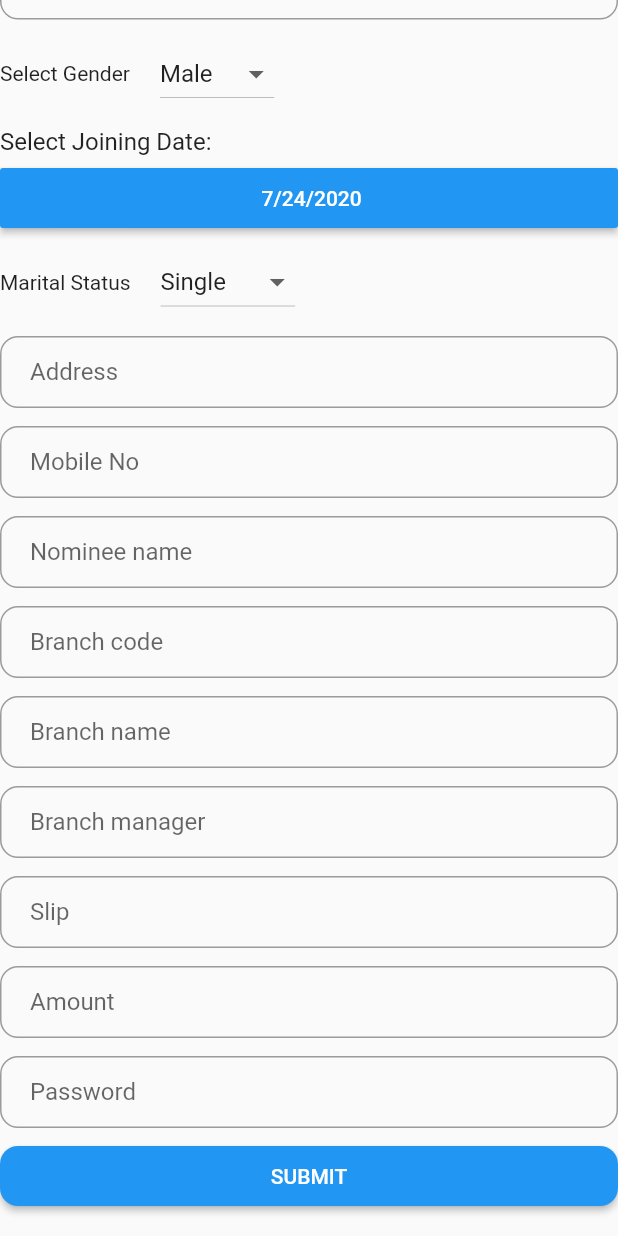
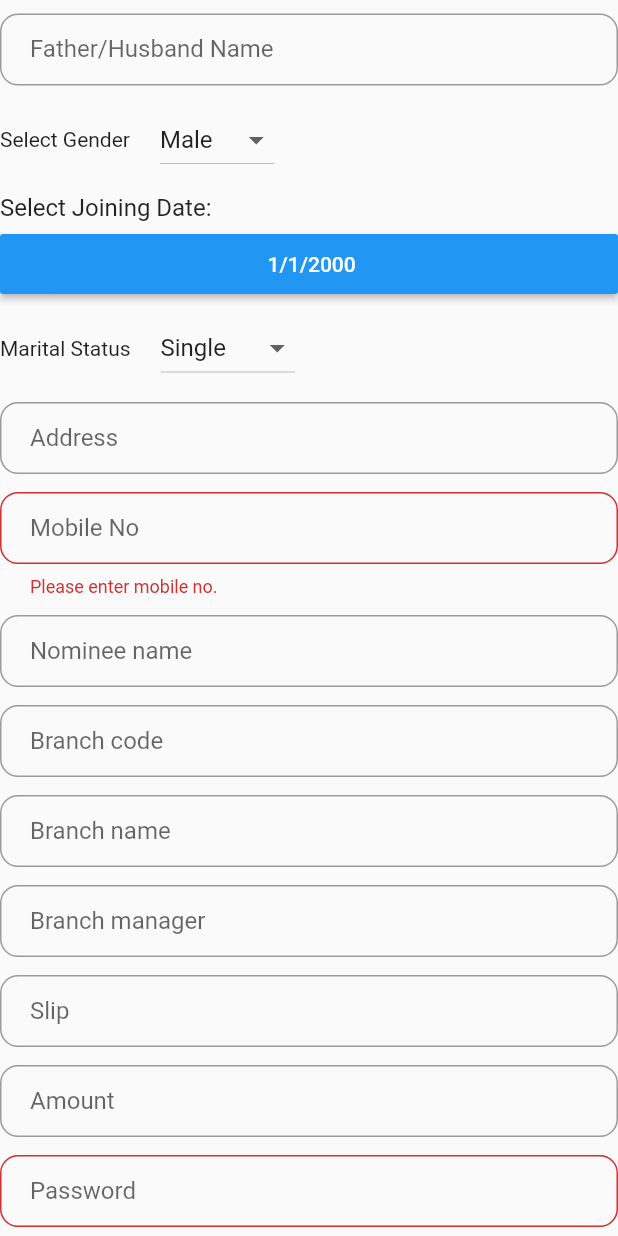
Before and after one commit to iamshubhamsaurav/kitchen_king_mlm_app, a Flutter app: the AddMemberForm widget shown alone on an empty page, opened directly, scrolled down 366 dp, after a tap on "SUBMIT", on a phone screen of 412 x 824 dp. Run offline on Flutter 3.47's test engine with Material 2 defaults, Android fonts, the light colour scheme and no system bars; our stand-ins replace cloud_firestore; accounts and stored records are empty; Roboto replaces fonts that are missing (Nunito).

Commit message:
Added validation on some fields

```diff
--- a/lib/add_member_page.dart
+++ b/lib/add_member_page.dart
@@ -146,15 +146,6 @@
   // Firestore Refrence
   final databaseReference = Firestore.instance;
 
-  void _getData() {
-    databaseReference
-        .collection("membersCount")
-        .getDocuments()
-        .then((QuerySnapshot snapshot) {
-      snapshot.documents.forEach((f) => print(f.data));
-    });
-  }
-
   String _createId(int count) {
     // print("@@@@@@@@@@@@@@@@@ count $count");
     count++;
@@ -200,14 +191,45 @@
         'amount': _amountFieldController.text,
         'password': _passwordFieldController.text,
       }).whenComplete(() => {
+            showDialog(
+                context: context,
+                barrierDismissible: false,
+                builder: (BuildContext context) {
+                  return AlertDialog(
+                    elevation: 20,
+                    title: Text("Registration Successful"),
+                    actions: <Widget>[
+                      FlatButton(
+                          onPressed: () => Navigator.pop(context),
+                          child: Text('OK',
+                              style:
+                                  TextStyle(color: Colors.blue, fontSize: 18)))
+                    ],
+                    content: Column(
+                        mainAxisSize: MainAxisSize.min,
+                        children: <Widget>[
+                          Text("Member Id: $id"),
+                          SizedBox(height: 10),
+                          Text("Password: ${_passwordFieldController.text}")
+                        ]),
+                  );
+                }),
             setFieldsToDefaults(),
             setState(() {
               _isSubmitButtonEnabled = true;
             }),
           });
     });
+  }
 
-    // setFieldsToDefaults();
+  void _submitRegistrationForm() {
+    if (_formKey.currentState.validate()) {
+      // If the form is valid, display a snackbar. In the real world,
+      // you'd often call a server or save the information in a database.
+      _registerMember();
+      Scaffold.of(context)
+          .showSnackBar(SnackBar(content: Text('Processing Data')));
+    }
   }
 
   @override
@@ -237,6 +259,12 @@
             ),
             _spacingSizedBox,
             TextFormField(
+              validator: (value) {
+                if (value.isEmpty) {
+                  return 'Please enter salesman code no.';
+                }
+                return null;
+              },
               controller: _salesmanCodeFieldController,
               decoration: InputDecoration(
                 hintText: 'Salesman Code No.',
@@ -270,6 +298,12 @@
             ),
             _spacingSizedBox,
             TextFormField(
+              validator: (value) {
+                if (value.isEmpty) {
+                  return 'Please enter applicant name';
+                }
+                return null;
+              },
               controller: _applicantNameFieldController,
               keyboardType: TextInputType.multiline,
               maxLines: null,
@@ -364,6 +398,12 @@
             ),
             _spacingSizedBox,
             TextFormField(
+              validator: (value) {
+                if (value.isEmpty) {
+                  return 'Please enter mobile no.';
+                }
+                return null;
+              },
               controller: _mobileNoFieldController,
               keyboardType: TextInputType.phone,
               decoration: InputDecoration(
@@ -440,6 +480,12 @@
             ),
             _spacingSizedBox,
             TextFormField(
+              validator: (value) {
+                if (value.isEmpty) {
+                  return 'Please enter password';
+                }
+                return null;
+              },
               controller: _passwordFieldController,
               obscureText: true,
               decoration: InputDecoration(
@@ -457,7 +503,9 @@
                 shape: RoundedRectangleBorder(
                   borderRadius: BorderRadius.circular(12),
                 ),
-                onPressed: _isSubmitButtonEnabled ? _registerMember : null,
+                // onPressed: _isSubmitButtonEnabled ? _registerMember : null,
+                onPressed:
+                    _isSubmitButtonEnabled ? _submitRegistrationForm : null,
                 padding: EdgeInsets.all(12),
                 color: _isSubmitButtonEnabled ? Colors.blue : Colors.blueGrey,
                 child: Text('SUBMIT', style: TextStyle(color: Colors.white)),
```
